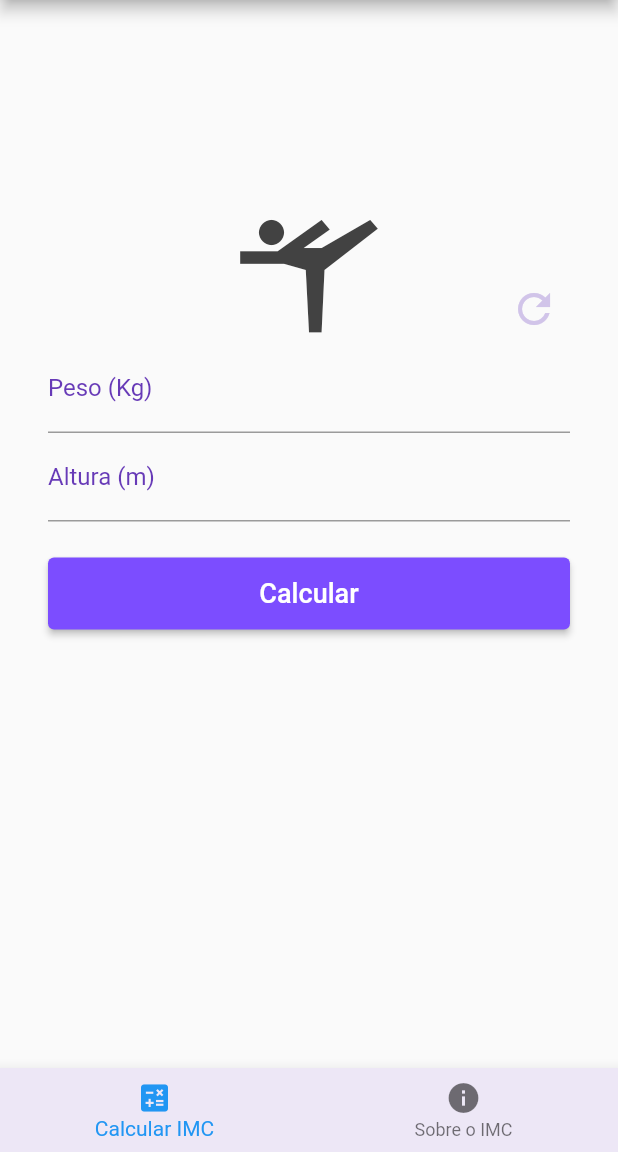
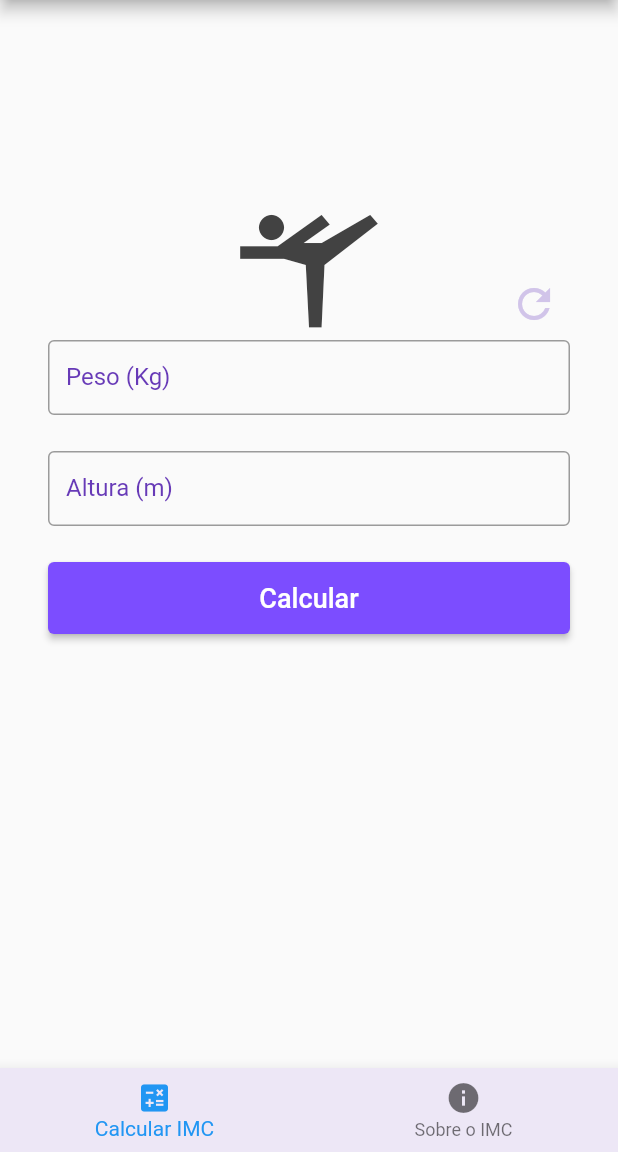
Before and after one commit to Gabriel-S-Souza/imc_calculator_with_flutter, a Flutter app: the screen it shows after launch, on a phone screen of 412 x 824 dp, the part 84-1236 px from its top. Run offline on Flutter 3.47's test engine with Material 2 defaults, Android fonts, the phone set to English and light mode, and no system bars.

Commit message:
Updated TextFilds

```diff
--- a/lib/pages/imc_calculator.dart
+++ b/lib/pages/imc_calculator.dart
@@ -86,26 +86,32 @@ class ImcCalculatorState extends State<ImcCalculator> {
                 ],
               ),
               TextField(
+                cursorColor: Colors.deepPurple,
+                style: const TextStyle(height: 0.6),
                 controller: _weightController,
                 decoration: const InputDecoration(
+                  border: OutlineInputBorder(),
                   labelText: "Peso (Kg)",
                   labelStyle: TextStyle(
                     color: Colors.deepPurple,
                   )),
                 keyboardType: TextInputType.number,
               ),
-              TextField(
+              Padding(
+                padding: const EdgeInsets.only(top: 24, bottom: 24),
+                child: TextField(
+                  style: const TextStyle(height: 0.6),
                   controller: _heightController,
                   decoration: const InputDecoration(
+                    border: OutlineInputBorder(),
                     labelText: "Altura (m)",
                     labelStyle: TextStyle(
                       color: Colors.deepPurple,
                     )),
                   keyboardType: TextInputType.number,
                 ),
-              Padding(
-                padding: const EdgeInsets.only(top: 24),
-                child: SizedBox(
+              ),
+              SizedBox(
                 height: 48,
                 child: ElevatedButton(
                   style: ElevatedButton.styleFrom(
@@ -190,7 +196,6 @@ class ImcCalculatorState extends State<ImcCalculator> {
                   },
                 ),
               ),
-              ),
             ],
           ),
         ),
```
Lines whose indentation alone changed are shown as unchanged.
